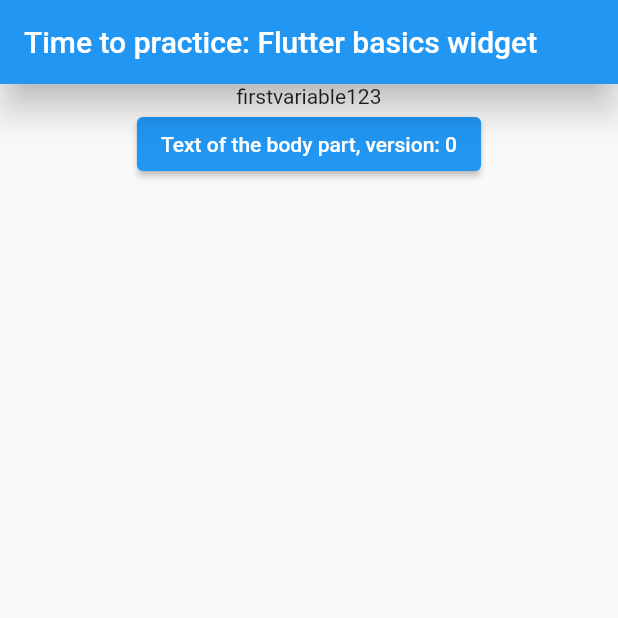
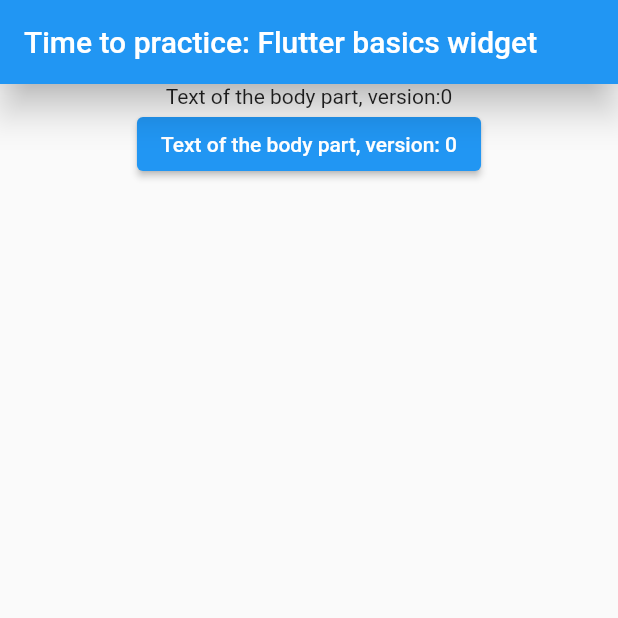
Before and after one commit to fede3mmanuel/practiceflutterbasics, a Flutter app: the screen it shows after launch, on a phone screen of 412 x 824 dp, the top half of it. Run offline on Flutter 3.47's test engine with Material 2 defaults, Android fonts, the phone set to English and light mode, and no system bars.

Commit message:
showed the 0 on the return

```diff
--- a/lib/bodytext.dart
+++ b/lib/bodytext.dart
@@ -2,21 +2,23 @@
 
 class BodyText extends StatefulWidget {
   String masterText;
+  int count;
 
-  BodyText(this.masterText, {Key? key}) : super(key: key);
+  BodyText(this.masterText, this.count, {Key? key}) : super(key: key);
 
   @override
-  State<BodyText> createState() => _BodyTextState(masterText);
+  State<BodyText> createState() => _BodyTextState(masterText, count);
 }
 
 class _BodyTextState extends State<BodyText> {
   String mastertextState;
+  int countState;
 
-  _BodyTextState(this.mastertextState);
+  _BodyTextState(this.mastertextState, this.countState);
 
   String get mastertextplusvalue {
     String resultmastertextplusvalue;
-    resultmastertextplusvalue = mastertextState + '123';
+    resultmastertextplusvalue = mastertextState + '$countState';
     return resultmastertextplusvalue;
   }
 
--- a/lib/bodytextwidget.dart
+++ b/lib/bodytextwidget.dart
@@ -24,7 +24,7 @@
       child: Column(
         children: [
           // Text('$bodyText $count')
-          BodyText('firstvariable'),
+          BodyText(bodyText, count),
           ElevatedButton(
               child: Text('$bodyText $count'),
               onPressed: () {
```
